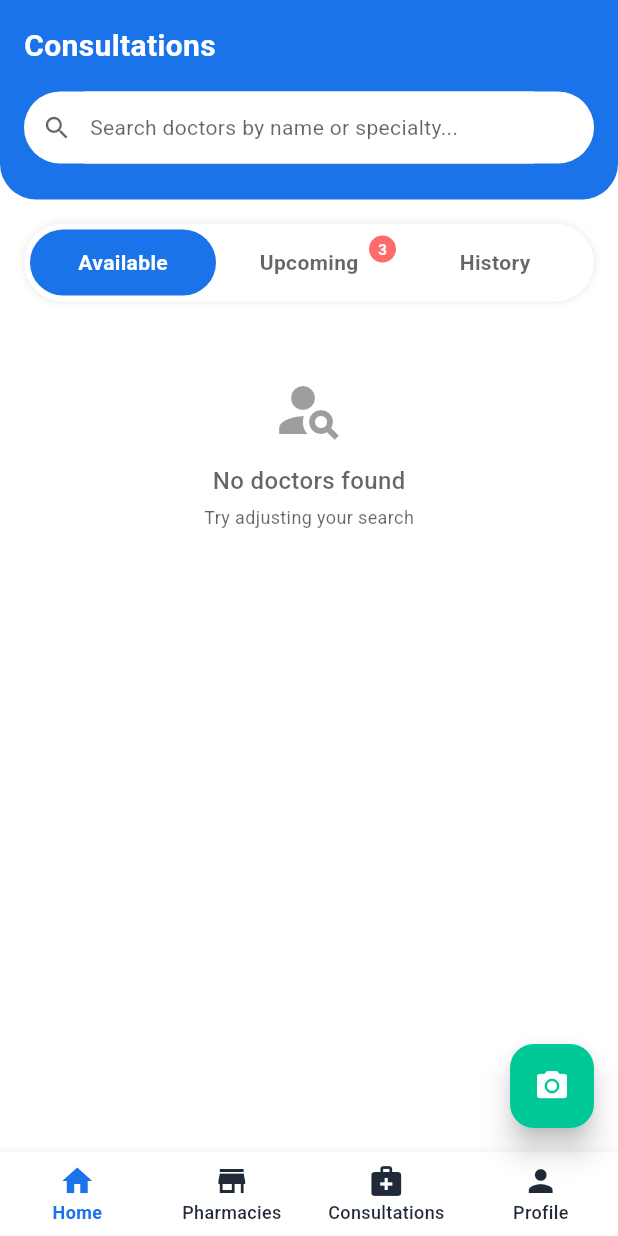
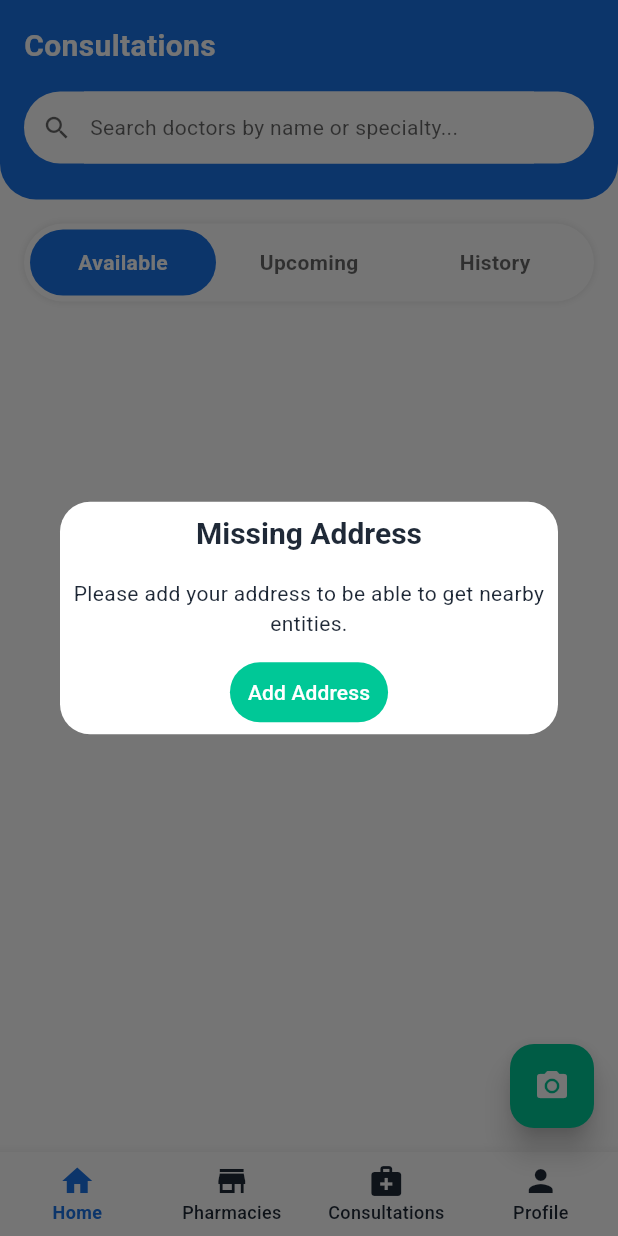
Before and after one commit to eng-abdallahyasser/pharma-connect, a Flutter app: the ConsultationsView screen opened by its route, on a phone screen of 412 x 824 dp. Run offline on Flutter 3.47's test engine with Material 3 defaults, Android fonts, the phone set to English and light mode, and no system bars; our stand-ins replace cached_network_image, dio, firebase_core, firebase_messaging, flutter_local_notifications, flutter_map and 8 more; accounts and stored records are empty.

Commit message:
feat: Introduce initial home screen, pharmacy, and consultation modules with their respective views, controllers, and widgets, alongside profile editing functionality and pubspec updates.

```diff
--- a/lib/app/modules/consultations/controllers/consultations_controller.dart
+++ b/lib/app/modules/consultations/controllers/consultations_controller.dart
@@ -1,3 +1,6 @@
+import 'package:flutter/material.dart';
+import 'package:pharma_connect/app/modules/navigation/controllers/navigation_controller.dart';
+import 'package:pharma_connect/app/core/services/storage_service.dart';
 import 'package:get/get.dart';
 import '../models/doctor_model.dart';
 import '../models/consultation_model.dart';
@@ -11,10 +14,12 @@ class ConsultationsController extends GetxController {
   final selectedDoctor = Rxn<DoctorModel>();
   final isLoadingDoctors = false.obs;
 
+  final hasAddresses = false.obs;
+
   // Lists of doctors and consultations
   final availableDoctors = <DoctorModel>[].obs;
-  late List<ConsultationModel> upcomingConsultations;
-  late List<ConsultationModel> pastConsultations;
+  List<ConsultationModel> upcomingConsultations = [];
+  List<ConsultationModel> pastConsultations = [];
 
   // Services
   late DoctorsService _doctorsService;
@@ -22,6 +27,11 @@ class ConsultationsController extends GetxController {
   @override
   void onInit() {
     super.onInit();
+
+    if (!_checkAndHandleAddresses()) {
+      return;
+    }
+
     // Initialize services
     _doctorsService = Get.put(DoctorsService());
 
@@ -270,4 +280,33 @@ class ConsultationsController extends GetxController {
   List<ConsultationModel> getAllPast() {
     return pastConsultations;
   }
+
+  bool _checkAndHandleAddresses() {
+    final storageService = Get.find<StorageService>();
+    final addresses = storageService.getAddresses();
+
+    if (addresses == null || addresses.isEmpty) {
+      hasAddresses.value = false;
+      WidgetsBinding.instance.addPostFrameCallback((_) {
+        _showNoAddressDialog();
+      });
+      return false;
+    }
+    hasAddresses.value = true;
+    return true;
+  }
+
+  void _showNoAddressDialog() {
+    Get.defaultDialog(
+      title: "Missing Address",
+      middleText: "Please add your address to be able to get nearby entities.",
+      textConfirm: "Add Address",
+      confirmTextColor: Colors.white,
+      onConfirm: () {
+        Get.back();
+        Get.find<NavigationController>().navigateToRoute('/profile');
+      },
+      barrierDismissible: false,
+    );
+  }
 }
--- a/lib/app/modules/consultations/views/consultations_view.dart
+++ b/lib/app/modules/consultations/views/consultations_view.dart
@@ -121,6 +121,9 @@ class ConsultationsView extends GetView<ConsultationsController> {
                   // Tab content
                   Obx(() {
                     final tabIndex = controller.currentTabIndex.value;
+                    if (!controller.hasAddresses.value) {
+                      return const SizedBox.shrink();
+                    }
 
                     // Available Doctors Tab
                     if (tabIndex == 0) {
--- a/lib/app/modules/home/controllers/address_controller.dart
+++ b/lib/app/modules/home/controllers/address_controller.dart
@@ -195,6 +195,25 @@ class AddressController extends GetxController {
     Get.back(); // Close bottom sheet
   }
 
+  Future<void> deleteAddress(AddressModel address) async {
+    // If the deleted address is the selected one, clear selection
+    if (selectedAddress.value?.id == address.id) {
+      selectedAddress.value = null;
+    }
+
+    addresses.removeWhere((a) => a.id == address.id);
+
+    // If we just deleted the selected address and there are other addresses, select the first one
+    if (selectedAddress.value == null && addresses.isNotEmpty) {
+      selectAddress(addresses.first);
+      // selectAddress saves addresses, so we don't need to call _saveAddresses again if we branch here
+      return;
+    }
+
+    await _saveAddresses();
+    Get.snackbar("Success", "Address deleted successfully");
+  }
+
   Future<void> _saveAddresses() async {
     await _storageService.saveAddresses(
       addresses.map((e) => e.toJson()).toList(),
--- a/lib/app/modules/home/controllers/home_controller.dart
+++ b/lib/app/modules/home/controllers/home_controller.dart
@@ -1,5 +1,6 @@
 import 'package:get/get.dart';
 import 'package:pharma_connect/app/locales/translations.dart';
+import 'package:pharma_connect/app/modules/navigation/controllers/navigation_controller.dart';
 import '../models/doctor_model.dart';
 import '../models/pharmacy_model.dart';
 import '../models/health_tip_model.dart';
@@ -143,4 +144,12 @@ class HomeController extends GetxController {
   void onPharmacySelect(PharmacyModel pharmacy) {
     Get.toNamed('/pharmacy-detail', arguments: pharmacy);
   }
+
+  void onNavigateToPharmacies() {
+    Get.find<NavigationController>().navigateToRoute('/pharmacies');
+  }
+
+  void onNavigateToConsultations() {
+    Get.find<NavigationController>().navigateToRoute('/consultations');
+  }
 }
--- a/lib/app/modules/home/views/home_view.dart
+++ b/lib/app/modules/home/views/home_view.dart
@@ -196,6 +196,7 @@ class HomeView extends GetView<HomeController> {
                           context,
                         ).colorScheme.secondary.withAlpha(26),
                         iconColor: Theme.of(context).colorScheme.secondary,
+                        onTap: controller.onNavigateToConsultations,
                       ),
                       QuickActionCard(
                         icon: Icons.medication,
@@ -211,6 +212,7 @@ class HomeView extends GetView<HomeController> {
                         title: 'home.nearby_pharmacies'.tr,
                         bgColor: Colors.orange.withAlpha(26),
                         iconColor: Colors.orange,
+                        onTap: controller.onNavigateToPharmacies,
                       ),
                     ],
                   ),
--- a/lib/app/modules/pharmacies/controllers/pharmacies_controller.dart
+++ b/lib/app/modules/pharmacies/controllers/pharmacies_controller.dart
@@ -1,10 +1,11 @@
 import 'dart:developer';
-
+import 'package:flutter/material.dart';
 import 'package:get/get.dart';
 import 'package:latlong2/latlong.dart';
+import 'package:pharma_connect/app/modules/navigation/controllers/navigation_controller.dart';
 import 'package:pharma_connect/app/core/services/storage_service.dart';
 import 'package:pharma_connect/app/modules/home/models/address_model.dart';
-import 'package:pharma_connect/app/modules/pharmacy_detail/models/pharmacy_detail_model.dart'; // Import this
+import 'package:pharma_connect/app/modules/pharmacy_detail/models/pharmacy_detail_model.dart';
 import '../models/pharmacy_filter_model.dart';
 import '../../home/models/pharmacy_model.dart';
 import 'package:pharma_connect/app/data/providers/pharmacies_provider.dart';
@@ -37,15 +38,51 @@ class PharmaciesController extends GetxController {
   late final PharmaciesProvider _provider;
   AddressModel? _selectedAddress;
 
+  final hasAddresses = false.obs;
+
   @override
   void onInit() {
     super.onInit();
     _provider = Get.find<PharmaciesProvider>();
+
+    if (!_checkAndHandleAddresses()) {
+      return;
+    }
+
     _loadSelectedAddress();
     if (_selectedAddress != null) {
       fetchNearbyPharmacies();
     }
     _initializeFilters();
+  }
+
+  bool _checkAndHandleAddresses() {
+    final storageService = Get.find<StorageService>();
+    final addresses = storageService.getAddresses();
+
+    if (addresses == null || addresses.isEmpty) {
+      hasAddresses.value = false;
+      WidgetsBinding.instance.addPostFrameCallback((_) {
+        _showNoAddressDialog();
+      });
+      return false;
+    }
+    hasAddresses.value = true;
+    return true;
+  }
+
+  void _showNoAddressDialog() {
+    Get.defaultDialog(
+      title: "Missing Address",
+      middleText: "Please add your address to be able to get nearby entities.",
+      textConfirm: "Add Address",
+      confirmTextColor: Colors.white,
+      onConfirm: () {
+        Get.back();
+        Get.find<NavigationController>().navigateToRoute('/profile');
+      },
+      barrierDismissible: false,
+    );
   }
 
   void _loadSelectedAddress() {
--- a/lib/app/modules/pharmacy_detail/widgets/pharmacy_header.dart
+++ b/lib/app/modules/pharmacy_detail/widgets/pharmacy_header.dart
@@ -22,14 +22,14 @@ class PharmacyHeader extends StatelessWidget {
         Container(
           height: 256,
           decoration: BoxDecoration(
-            color: Theme.of(context).colorScheme.surfaceVariant,
+            color: Theme.of(context).colorScheme.surfaceContainer,
           ),
           child: Image.network(
             pharmacy.imageUrl,
             fit: BoxFit.cover,
             errorBuilder: (context, error, stackTrace) {
               return Container(
-                color: Theme.of(context).colorScheme.surfaceVariant,
+                color: Theme.of(context).colorScheme.surfaceContainer,
                 child: Center(
                   child: Icon(
                     Icons.image_not_supported,
--- a/lib/app/modules/profile/widgets/edit_medical_profile_modal.dart
+++ b/lib/app/modules/profile/widgets/edit_medical_profile_modal.dart
@@ -357,7 +357,7 @@ class _EditMedicalProfileModalState extends State<EditMedicalProfileModal> {
             return Chip(
               label: Text(item),
               onDeleted: () => onRemove(item),
-              backgroundColor: Theme.of(context).colorScheme.surfaceVariant,
+              backgroundColor: Theme.of(context).colorScheme.surfaceContainer,
               deleteIconColor: Theme.of(context).hintColor,
               labelStyle: Theme.of(context).textTheme.bodySmall?.copyWith(
                 color: Theme.of(context).textTheme.bodyLarge?.color,
--- a/pubspec.yaml
+++ b/pubspec.yaml
@@ -16,7 +16,7 @@ publish_to: 'none' # Remove this line if you wish to publish to pub.dev
 # https://developer.apple.com/library/archive/documentation/General/Reference/InfoPlistKeyReference/Articles/CoreFoundationKeys.html
 # In Windows, build-name is used as the major, minor, and patch parts
 # of the product and file versions while build-number is used as the build suffix.
-version: 1.0.5+6
+version: 1.1.0+7
 
 environment:
   sdk: ^3.10.3
```
Also changed, not shown: lib/app/modules/home/widgets/addresses_bottom_sheet.dart (+15 -4 lines), lib/app/modules/pharmacies/views/pharmacies_view.dart (+9 -3 lines).
